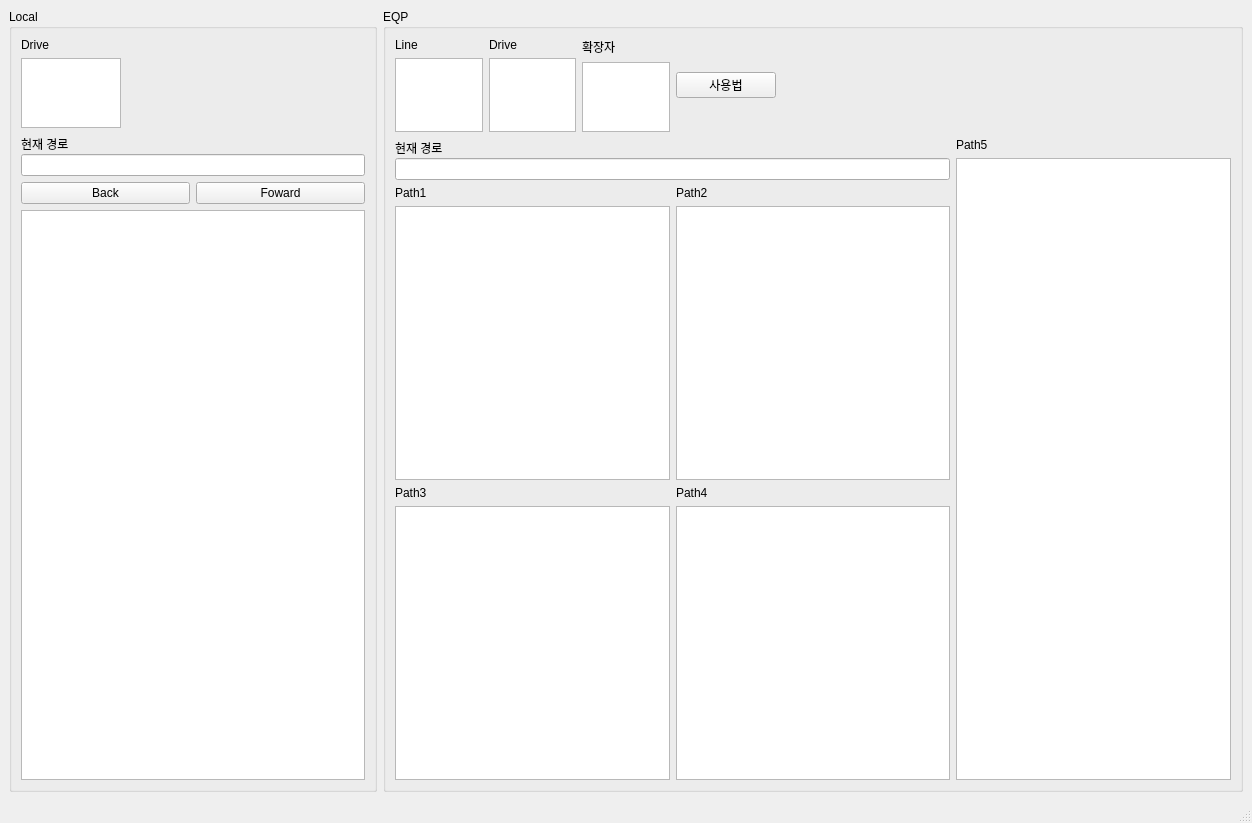
First picture: the form in Load_Main.ui, repository junlee11/Load_Spectrum, before the edit.
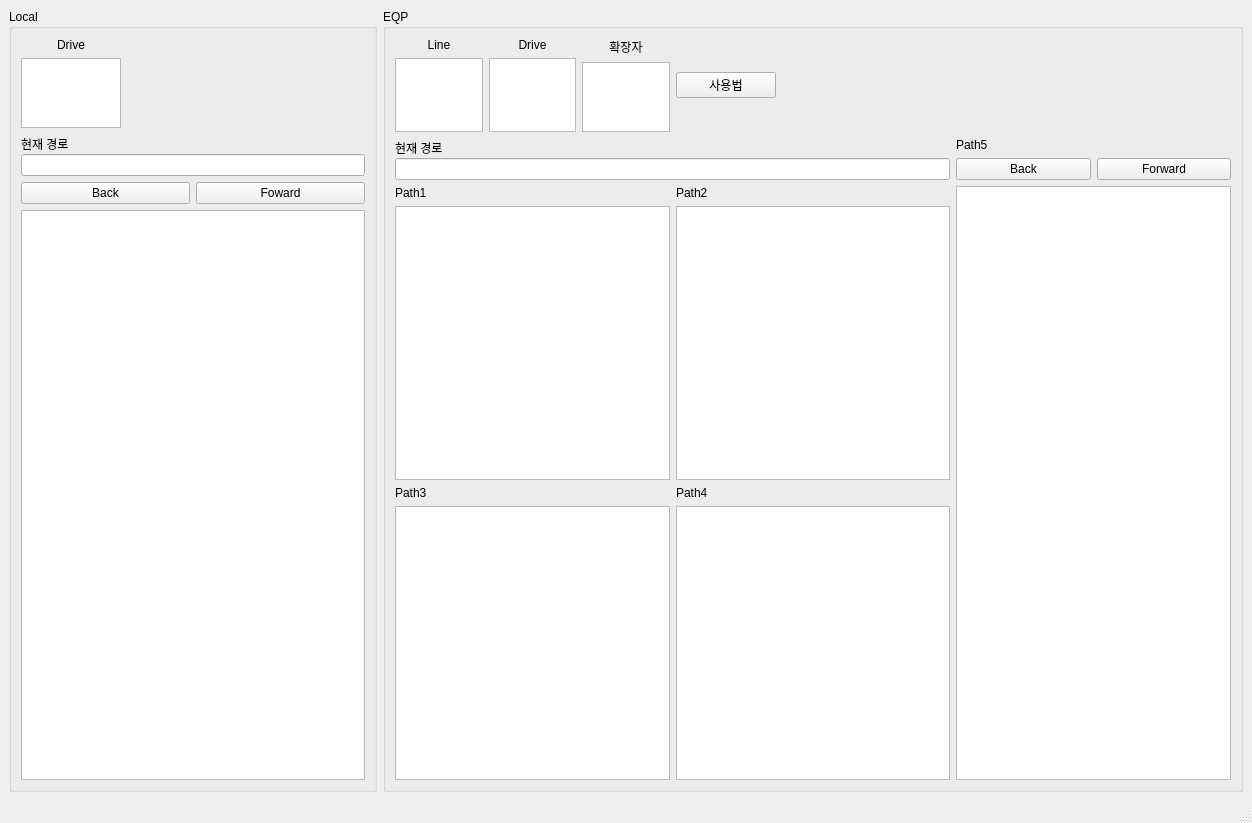
Second picture: the form after the edit.

Diff of the .ui file:
```diff
--- a/Load_Main.ui
+++ b/Load_Main.ui
@@ -45,9 +45,18 @@
         <layout class="QVBoxLayout" name="verticalLayout_10">
          <item>
           <widget class="QLabel" name="label_4">
+           <property name="maximumSize">
+            <size>
+             <width>100</width>
+             <height>16777215</height>
+            </size>
+           </property>
            <property name="text">
             <string>Drive</string>
            </property>
+           <property name="alignment">
+            <set>Qt::AlignCenter</set>
+           </property>
           </widget>
          </item>
          <item>
@@ -178,6 +187,9 @@
              <property name="text">
               <string>Line</string>
              </property>
+             <property name="alignment">
+              <set>Qt::AlignCenter</set>
+             </property>
             </widget>
            </item>
            <item>
@@ -205,6 +217,9 @@
              <property name="text">
               <string>Drive</string>
              </property>
+             <property name="alignment">
+              <set>Qt::AlignCenter</set>
+             </property>
             </widget>
            </item>
            <item>
@@ -232,6 +247,9 @@
              <property name="text">
               <string>확장자</string>
              </property>
+             <property name="alignment">
+              <set>Qt::AlignCenter</set>
+             </property>
             </widget>
            </item>
            <item>
@@ -274,6 +292,24 @@
            </property>
           </widget>
          </item>
+         <item>
+          <layout class="QHBoxLayout" name="horizontalLayout_5">
+           <item>
+            <widget class="QPushButton" name="push_EQP_back">
+             <property name="text">
+              <string>Back</string>
+             </property>
+            </widget>
+           </item>
+           <item>
+            <widget class="QPushButton" name="push_EQP_foward">
+             <property name="text">
+              <string>Forward</string>
+             </property>
+            </widget>
+           </item>
+          </layout>
+         </item>
          <item>
           <widget class="QListWidget" name="list_EQP_path5"/>
          </item>
```
